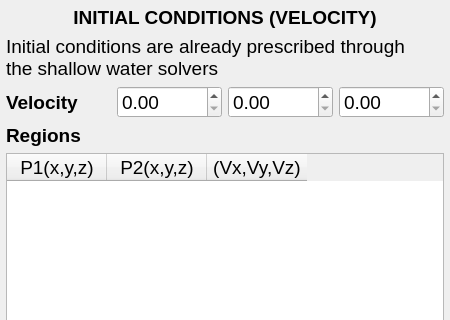
This is HydroUQ/initialconvel.ui in NHERI-SimCenter/HydroUQ as Qt 5 draws it before an edit; both pictures show x 0 to 450 and y 0 to 320 of the 450 by 937 pixel window. The edited form follows.
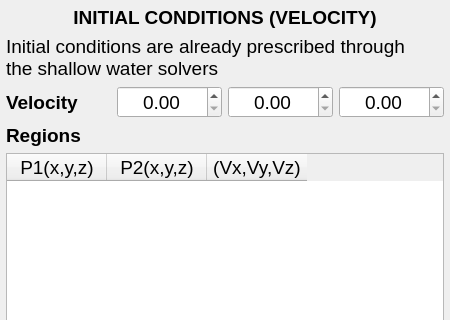
This is the edited form.

```diff
--- a/HydroUQ/initialconvel.ui
+++ b/HydroUQ/initialconvel.ui
@@ -83,6 +83,9 @@
          <pointsize>14</pointsize>
         </font>
        </property>
+       <property name="alignment">
+        <set>Qt::AlignCenter</set>
+       </property>
       </widget>
      </item>
      <item>
@@ -92,6 +95,9 @@
          <pointsize>14</pointsize>
         </font>
        </property>
+       <property name="alignment">
+        <set>Qt::AlignCenter</set>
+       </property>
       </widget>
      </item>
      <item>
@@ -101,6 +107,9 @@
          <pointsize>14</pointsize>
         </font>
        </property>
+       <property name="alignment">
+        <set>Qt::AlignCenter</set>
+       </property>
       </widget>
      </item>
     </layout>
```
